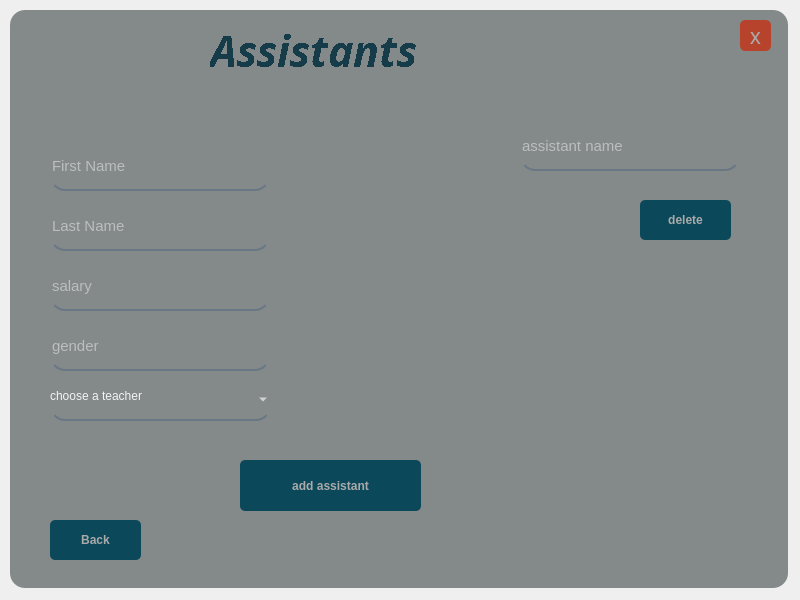
This is UIs/assistant_add.ui in IxBahy/EDU-center-system as Qt 5 draws it before an edit. The edited form follows.
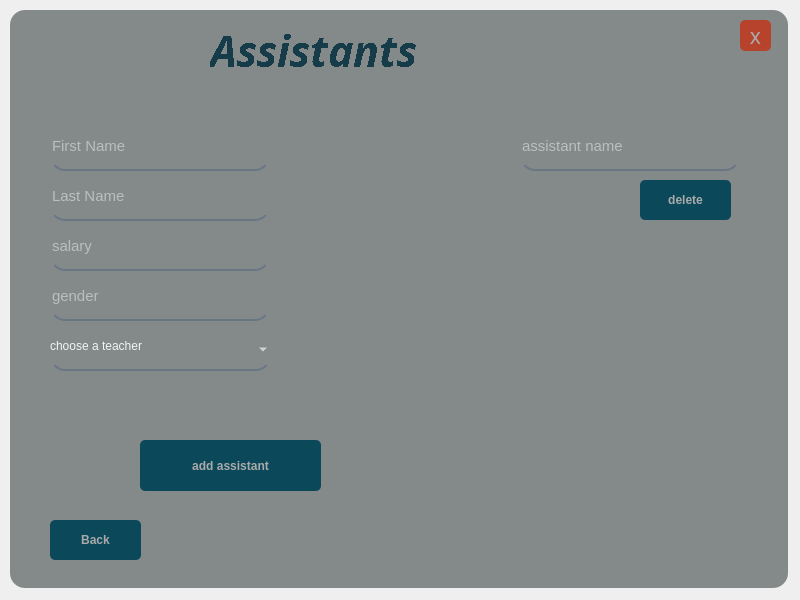
This is the edited form.

Diff of the .ui file:
```diff
--- a/UIs/assistant_add.ui
+++ b/UIs/assistant_add.ui
@@ -178,7 +178,7 @@
      <property name="geometry">
       <rect>
        <x>630</x>
-       <y>190</y>
+       <y>170</y>
        <width>91</width>
        <height>40</height>
       </rect>
@@ -227,7 +227,7 @@
      <property name="geometry">
       <rect>
        <x>40</x>
-       <y>140</y>
+       <y>120</y>
        <width>220</width>
        <height>41</height>
       </rect>
@@ -248,11 +248,11 @@
       <string>First Name</string>
      </property>
     </widget>
-    <widget class="QPushButton" name="update_Button">
+    <widget class="QPushButton" name="add_Button">
      <property name="geometry">
       <rect>
-       <x>230</x>
-       <y>450</y>
+       <x>130</x>
+       <y>430</y>
        <width>181</width>
        <height>51</height>
       </rect>
@@ -265,19 +265,19 @@
       </font>
      </property>
      <property name="styleSheet">
-      <string notr="true">QPushButton#update_Button{
+      <string notr="true">QPushButton#add_Button{
 	
 	
 	background-color: rgb(11, 72, 89);
 	border-radius:5px;
 color:rgb(170, 170, 170);
 }
-QPushButton#update_Button:hover{	
+QPushButton#add_Button:hover{	
 	background-color: qlineargradient(spread:pad, x1:0.99, y1:1, x2:0, y2:0, stop:0.119403 rgba(19, 122, 150, 255), stop:0.791045 rgba(37, 44, 38, 255));
 	border-radius:5px;
 color:rgb(170, 170, 170);
 }
-QPushButton#update_Button:pressed{
+QPushButton#add_Button:pressed{
 	padding-left:5px;
 padding-top:5px;
 	background-color: qlineargradient(spread:pad, x1:0.99, y1:1, x2:0, y2:0, stop:0.119403 rgba(4, 29, 36, 255), stop:0.791045 rgba(37, 44, 38, 255));
@@ -295,7 +295,7 @@
      <property name="geometry">
       <rect>
        <x>40</x>
-       <y>260</y>
+       <y>220</y>
        <width>220</width>
        <height>41</height>
       </rect>
@@ -320,7 +320,7 @@
      <property name="geometry">
       <rect>
        <x>40</x>
-       <y>320</y>
+       <y>270</y>
        <width>220</width>
        <height>41</height>
       </rect>
@@ -345,7 +345,7 @@
      <property name="geometry">
       <rect>
        <x>40</x>
-       <y>200</y>
+       <y>170</y>
        <width>220</width>
        <height>41</height>
       </rect>
@@ -398,7 +398,7 @@
      <property name="geometry">
       <rect>
        <x>40</x>
-       <y>370</y>
+       <y>320</y>
        <width>221</width>
        <height>41</height>
       </rect>
@@ -419,6 +419,24 @@
       </property>
      </item>
     </widget>
+    <widget class="QLabel" name="note_msg">
+     <property name="geometry">
+      <rect>
+       <x>30</x>
+       <y>380</y>
+       <width>261</width>
+       <height>21</height>
+      </rect>
+     </property>
+     <property name="styleSheet">
+      <string notr="true">font: 10pt &quot;MS Shell Dlg 2&quot;;
+background-color: rgba(255, 255, 255, 0);
+color: rgb(143,0,0);</string>
+     </property>
+     <property name="text">
+      <string/>
+     </property>
+    </widget>
    </widget>
   </widget>
  </widget>
```
Left out of the diff: 12 changed lines with no effect on the pictures.
